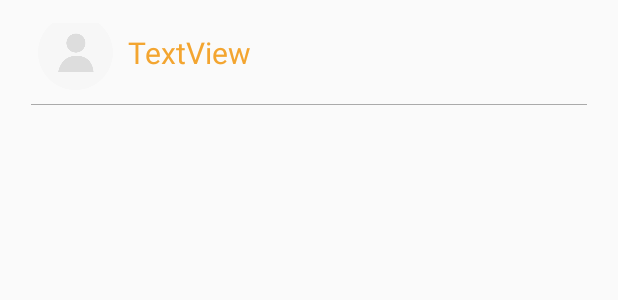
After one commit to kelvin4518/CSCI4140_Final_Project_Pubilc, an Android app: the layout item_profile_setting.xml on its own in the app's theme, with its tools: preview values and no code run, on a phone screen of 412 x 824 dp. The commit adds this screen. Shown: the top 300 px of the screen. Run offline under Robolectric (Android 15) with nearby library versions, the phone set to English and light mode, and no system bars; network calls fail.

Commit message:
1. finish the profile page, by using recylerView 2. TODO: figure how to add button onListen functionality

```diff
--- a/app/src/main/java/hk/com/csci4140/culife/activity/MainActivity.java
+++ b/app/src/main/java/hk/com/csci4140/culife/activity/MainActivity.java
@@ -24,6 +24,7 @@ import hk.com.csci4140.culife.fragment.OtherMissionFragment;
 import hk.com.csci4140.culife.fragment.PolicyFragment;
 import hk.com.csci4140.culife.fragment.PostMissionStepOneFragment;
 import hk.com.csci4140.culife.fragment.RangeFragment;
+import hk.com.csci4140.culife.fragment.UserProfileFragment;
 import hk.com.csci4140.culife.model.UserModel;
 import hk.com.csci4140.culife.utility.SessionManager;
 import hk.com.csci4140.culife.utility.Utility;
@@ -70,6 +71,8 @@ public class MainActivity extends BaseActivity {
 
             //Check if the user has login, if not, show the policy fragment
             Fragment initFragment = UserModel.isLogin ? new HomeFragment() : new PolicyFragment();
+            // michael added, to disable the terms and conditions page when starting the app
+            initFragment = new HomeFragment();
             boolean hasBottomNav = UserModel.isLogin;
             //Set if the fragment has bottom navigation bar
             setBottomNavFragment(hasBottomNav);
@@ -200,7 +203,7 @@ public class MainActivity extends BaseActivity {
                 fragment = new HabitDetailFragment();
                 break;
             case 4:
-                fragment = new OtherMissionFragment();
+                fragment = new UserProfileFragment();
                 break;
             default:
                 fragment = null;
--- /dev/null
+++ b/app/src/main/res/layout/item_profile_setting.xml
@@ -0,0 +1,48 @@
+<?xml version="1.0" encoding="utf-8"?>
+<RelativeLayout xmlns:android="http://schemas.android.com/apk/res/android"
+    xmlns:tools="http://schemas.android.com/tools"
+    android:orientation="vertical"
+    android:layout_width="match_parent"
+    android:paddingStart="@dimen/spacing_large"
+    android:paddingEnd="@dimen/spacing_large"
+    android:paddingTop="@dimen/spacing_large"
+    android:layout_height="70dp">
+
+    <ImageView
+        android:id="@+id/item_profile_setting_logo"
+        android:layout_width="50dp"
+        android:layout_height="50dp"
+        android:layout_alignParentStart="true"
+        android:layout_centerVertical="true"
+        android:layout_marginStart="@dimen/spacing_normal"
+        android:src="@mipmap/ic_profile_image_placeholder" />
+
+    <TextView
+        android:id="@+id/item_profile_setting_content"
+        android:layout_width="wrap_content"
+        android:layout_height="wrap_content"
+        android:layout_marginLeft="70dp"
+        android:layout_centerVertical="true"
+        android:textSize="20dp"
+        android:text="TextView" />
+
+    <View
+        android:layout_width="match_parent"
+        android:layout_height="0.5dp"
+        android:layout_marginStart="@dimen/spacing_small"
+        android:layout_marginEnd="@dimen/spacing_small"
+        android:background="@android:color/darker_gray"
+        android:layout_alignParentBottom="true"/>
+
+    <Button
+        android:id="@+id/item_profile_setting_button"
+        android:layout_width="match_parent"
+        android:layout_height="match_parent"
+        android:layout_alignParentEnd="true"
+        android:layout_alignParentTop="true"
+        android:layout_margin="2dp"
+        android:visibility="invisible"
+        android:text="Button" />
+
+
+</RelativeLayout>
--- a/app/src/main/res/menu/user_profile_menu.xml
+++ b/app/src/main/res/menu/user_profile_menu.xml
@@ -15,6 +15,7 @@
         android:orderInCategory="99"
         android:icon="@drawable/ic_wallet"
         android:title="@string/user_profile_wallet_title"
+        android:visible="false"
         app:showAsAction="always" />
 
     <item
```
Also changed, not shown: app/src/main/java/hk/com/csci4140/culife/adapter/ProfileSettingAdapter.java (added, +104 -0 lines), app/src/main/java/hk/com/csci4140/culife/fragment/UserProfileFragment.java (+91 -37 lines), app/src/main/res/layout/fragment_user_profile.xml (+72 -2 lines).
